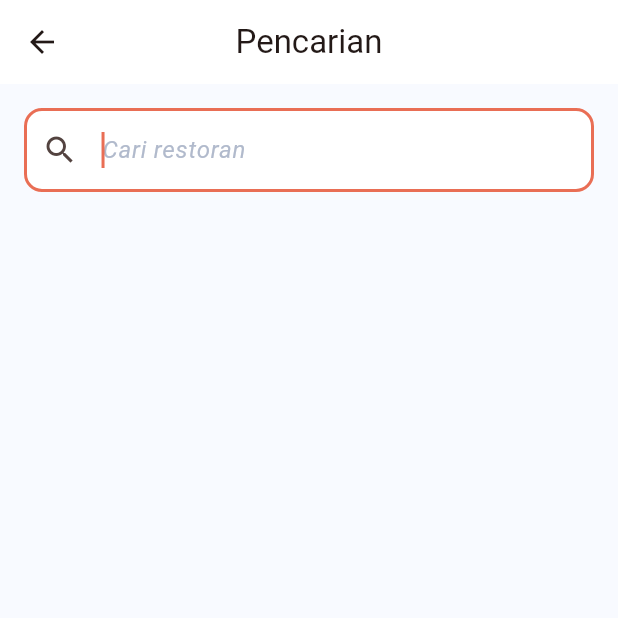
After one commit to mikirinkode/santap_mantap_app, a Flutter app: the SearchScreen screen opened by its route, on a phone screen of 412 x 824 dp, the top half of it. The commit adds this screen. Run offline on Flutter 3.47's test engine with Material 3 defaults, Android fonts, the light colour scheme and no system bars; our stand-ins replace cached_network_image, flutter_cache_manager; network calls fail.

Commit message:
feat: search feature

```diff
--- /dev/null
+++ b/devtools_options.yaml
@@ -0,0 +1,3 @@
+description: This file stores settings for Dart & Flutter DevTools.
+documentation: https://docs.flutter.dev/tools/devtools/extensions#configure-extension-enablement-states
+extensions:
--- a/lib/data/network/api_config.dart
+++ b/lib/data/network/api_config.dart
@@ -3,8 +3,9 @@ class ApiConfig {
 
   static const baseURL = "https://restaurant-api.dicoding.dev";
   static const restaurantListURL = "$baseURL/list";
+  static const restaurantDetailURL = "$baseURL/detail";
+  static const searchURL = "$baseURL/search";
 
-  static String restaurantDetailURL(String id) => "$baseURL/detail/$id";
   static String smallImageURL(String pictureId) => "$baseURL/images/small/$pictureId";
   static String mediumImageURL(String pictureId) => "$baseURL/images/medium/$pictureId";
   static String largeImageURL(String pictureId) => "$baseURL/images/large/$pictureId";
--- a/lib/domain/repositories/restaurant_repository.dart
+++ b/lib/domain/repositories/restaurant_repository.dart
@@ -6,4 +6,5 @@ import '../../data/model/restaurant_detail_model.dart';
 abstract class RestaurantRepository {
   Future<List<RestaurantEntity>> getRestaurants();
   Future<RestaurantDetailEntity> getRestaurantDetail(String id);
+  Future<List<RestaurantEntity>> searchRestaurants({required String query});
 }
--- a/lib/main.dart
+++ b/lib/main.dart
@@ -4,6 +4,8 @@ import 'package:santap_mantap_app/di/injection.dart';
 import 'package:santap_mantap_app/presentation/module/detail/restaurant_detail_provider.dart';
 import 'package:santap_mantap_app/presentation/module/detail/restaurant_detail_screen.dart';
 import 'package:santap_mantap_app/presentation/module/home/home_screen.dart';
+import 'package:santap_mantap_app/presentation/module/search/search_provider.dart';
+import 'package:santap_mantap_app/presentation/module/search/search_screen.dart';
 
 import 'presentation/module/home/home_provider.dart';
 import 'routes/navigation_route.dart';
@@ -22,6 +24,9 @@ void main() {
         ),
         ChangeNotifierProvider(
           create: (_) => RestaurantDetailProvider(),
+        ),
+        ChangeNotifierProvider(
+          create: (_) => SearchProvider(),
         ),
       ],
       child: const MyApp(),
@@ -45,6 +50,7 @@ class MyApp extends StatelessWidget {
               restaurantId:
                   ModalRoute.of(context)?.settings.arguments as String,
             ),
+        NavigationRoute.searchRoute.name: (context) => const SearchScreen(),
       },
     );
   }
--- a/lib/presentation/module/detail/restaurant_detail_screen.dart
+++ b/lib/presentation/module/detail/restaurant_detail_screen.dart
@@ -50,7 +50,9 @@ class _RestaurantDetailScreenState extends State<RestaurantDetailScreen> {
           return provider.state.when(
             onInitial: () => const SizedBox(),
             onLoading: () => const Center(
-              child: CupertinoActivityIndicator(),
+              child: CupertinoActivityIndicator(
+                radius: 18,
+              ),
             ),
             onError: (message) => ErrorStateView(
               message: message,
--- a/lib/presentation/module/home/home_provider.dart
+++ b/lib/presentation/module/home/home_provider.dart
@@ -9,7 +9,7 @@ import 'package:santap_mantap_app/utils/ui_state.dart';
 class HomeProvider extends ChangeNotifier {
   final RestaurantRepository _repository = Injection.instance.restaurantRepository;
 
-  UIState _state = InitialState();
+  UIState _state = UIState.initial();
 
   UIState get state => _state;
 
--- /dev/null
+++ b/lib/presentation/module/search/search_provider.dart
@@ -0,0 +1,52 @@
+import 'dart:async';
+
+import 'package:flutter/material.dart';
+
+import '../../../di/injection.dart';
+import '../../../domain/entities/restaurant_entity.dart';
+import '../../../domain/repositories/restaurant_repository.dart';
+import '../../../utils/ui_state.dart';
+
+class SearchProvider extends ChangeNotifier {
+  final RestaurantRepository _repository =
+      Injection.instance.restaurantRepository;
+
+  UIState _state = UIState.initial();
+
+  UIState get state => _state;
+
+  List<RestaurantEntity> _restaurants = [];
+
+  List<RestaurantEntity> get restaurants => _restaurants;
+
+  Timer? _debounce;
+
+  String _query = "";
+
+  Future<void> searchRestaurants() async {
+    onSearchInputChanged(query: _query);
+  }
+
+  Future<void> onSearchInputChanged({required String query}) async {
+    debugPrint("onSearchInputChanged: $query");
+
+    _query = query.trim();
+    _state = UIState.loading();
+    notifyListeners();
+
+    debugPrint("isDebounce active: ${_debounce?.isActive ?? false}");
+
+    if (_debounce?.isActive ?? false) _debounce!.cancel();
+
+    _debounce = Timer(const Duration(seconds: 1), () async {
+      try {
+        _restaurants = await _repository.searchRestaurants(query: query);
+        _state = UIState.success();
+        notifyListeners();
+      } catch (e) {
+        _state = UIState.error(e.toString());
+        notifyListeners();
+      }
+    });
+  }
+}
--- /dev/null
+++ b/lib/presentation/module/search/search_screen.dart
@@ -0,0 +1,111 @@
+import 'package:flutter/cupertino.dart';
+import 'package:flutter/material.dart';
+import 'package:provider/provider.dart';
+import 'package:santap_mantap_app/presentation/global_widgets/empty_state_view.dart';
+import 'package:santap_mantap_app/presentation/module/home/widget/restaurant_card.dart';
+import 'package:santap_mantap_app/presentation/module/search/search_provider.dart';
+import 'package:santap_mantap_app/utils/ui_state.dart';
+
+import '../../../routes/navigation_route.dart';
+import '../../../theme/app_color.dart';
+import '../../../utils/ui_utils.dart';
+import '../../global_widgets/error_state_view.dart';
+
+class SearchScreen extends StatefulWidget {
+  const SearchScreen({super.key});
+
+  @override
+  State<SearchScreen> createState() => _SearchScreenState();
+}
+
+class _SearchScreenState extends State<SearchScreen> {
+  @override
+  Widget build(BuildContext context) {
+    return Scaffold(
+      appBar: AppBar(
+        title: const Text("Pencarian"),
+        scrolledUnderElevation: 0,
+      ),
+      body: SafeArea(
+        child: Consumer<SearchProvider>(
+          builder: (context, provider, child) {
+            return Column(
+              children: [
+                Padding(
+                  padding: UIUtils.paddingFromLTRB(
+                    left: 16,
+                    top: 16,
+                    right: 16,
+                    bottom: 0,
+                  ),
+                  child: TextField(
+                    onChanged: (value) => {
+                      provider.onSearchInputChanged(query: value),
+                    },
+                    keyboardType: TextInputType.text,
+                    canRequestFocus: true,
+                    textInputAction: TextInputAction.search,
+                    autofocus: true,
+                    decoration: const InputDecoration(
+                      prefixIcon: Icon(Icons.search),
+                      hintText: "Cari restoran",
+                      hintStyle: TextStyle(
+                        fontSize: 16,
+                        fontStyle: FontStyle.italic,
+                        color: AppColor.neutral200,
+                        fontWeight: FontWeight.normal,
+                      ),
+                    ),
+                  ),
+                ),
+                provider.state.when(
+                  onInitial: () => const SizedBox(),
+                  onLoading: () => const Expanded(
+                    child: Center(
+                      child: CupertinoActivityIndicator(
+                        radius: 16,
+                      ),
+                    ),
+                  ),
+                  onError: (message) => Expanded(
+                    child: ErrorStateView(
+                      message: message,
+                      onRetry: () {
+                        provider.searchRestaurants();
+                      },
+                    ),
+                  ),
+                  onSuccess: () => provider.restaurants.isEmpty
+                      ? const Expanded(
+                          child: EmptyStateView(
+                            message:
+                                "Pencarian tidak ditemukan, coba lagi dengan kata kunci lain.",
+                          ),
+                        )
+                      : Expanded(
+                          child: ListView.builder(
+                            itemCount: provider.restaurants.length,
+                            padding: UIUtils.paddingTop(16),
+                            itemBuilder: (context, index) {
+                              return RestaurantCard(
+                                restaurant: provider.restaurants[index],
+                                onTap: () {
+                                  Navigator.pushNamed(
+                                    context,
+                                    NavigationRoute.detailRoute.name,
+                                    arguments: provider.restaurants[index].id,
+                                  );
+                                },
+                              );
+                            },
+                          ),
+                        ),
+                ),
+              ],
+            );
+          },
+        ),
+      ),
+    );
+  }
+}
--- a/lib/routes/navigation_route.dart
+++ b/lib/routes/navigation_route.dart
@@ -1,6 +1,7 @@
 enum NavigationRoute {
   mainRoute("/main"),
-  detailRoute("/detail");
+  detailRoute("/detail"),
+  searchRoute("/search");
 
   const NavigationRoute(this.name);
   final String name;
```
Also changed, not shown: lib/data/network/api_handler.dart (+4 -3 lines), lib/data/network/remote_data_source.dart (+10 -2 lines), lib/data/network/response/search_response.dart (added, +23 -0 lines), lib/data/repositories/restaurant_repository_impl.dart (+10 -0 lines), lib/presentation/global_widgets/empty_state_view.dart (added, +51 -0 lines), lib/presentation/module/home/home_screen.dart (+10 -4 lines).
